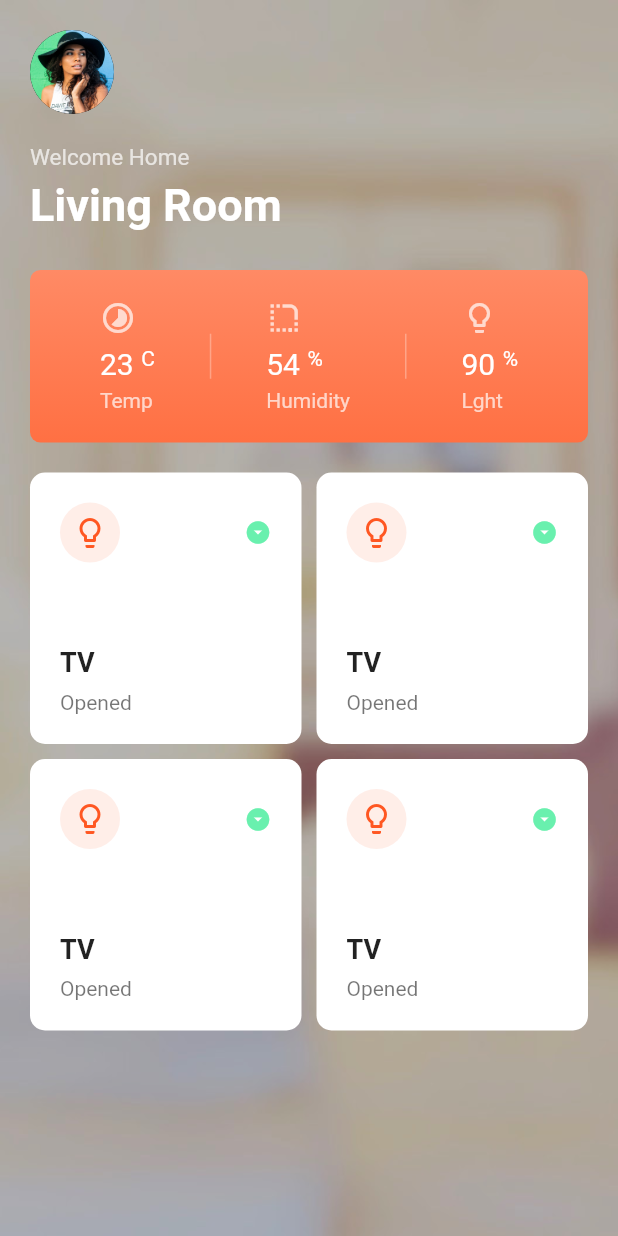
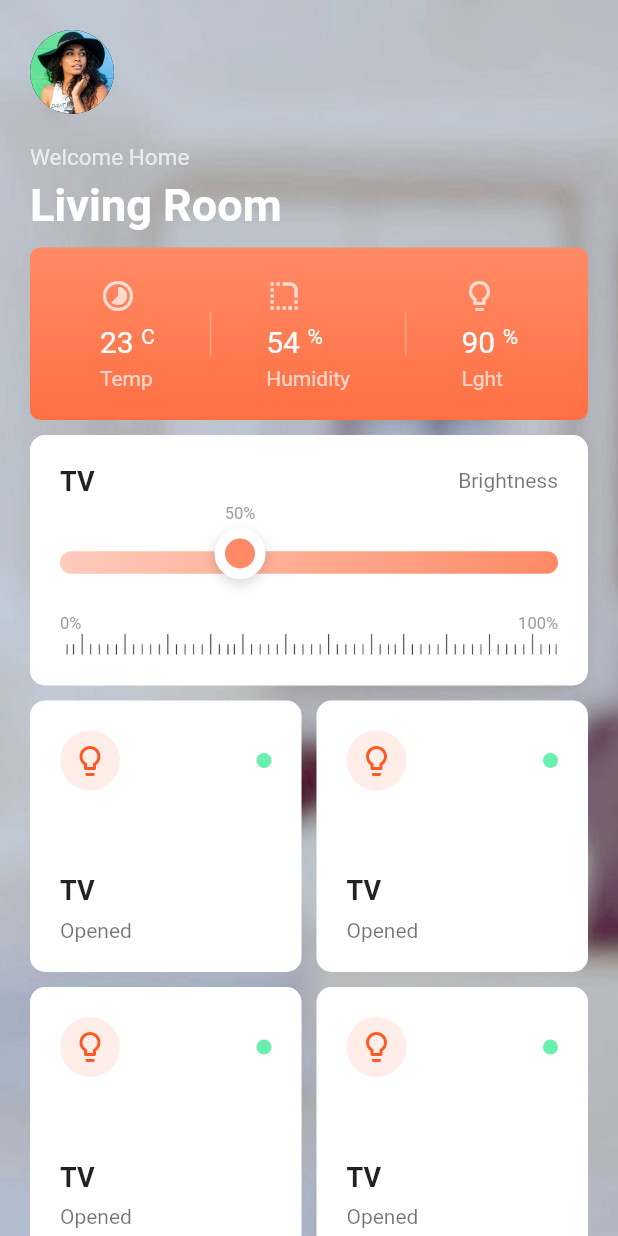
Before and after one commit to ctrleffive/home-automation-flutter-case-study, a Flutter app: the screen it shows after launch, on a phone screen of 412 x 824 dp. Run offline on Flutter 3.47's test engine with Material 2 defaults, Android fonts, the phone set to English and light mode, and no system bars.

Commit message:
slider device added

```diff
--- a/lib/src/ui/home.dart
+++ b/lib/src/ui/home.dart
@@ -1,3 +1,4 @@
+import 'package:automation/src/ui/partials/device_adjustable.dart';
 import 'package:automation/src/ui/partials/device_lister.dart';
 import 'package:flutter/material.dart';
 
@@ -43,10 +44,11 @@ class Home extends StatelessWidget {
           ),
           SliverToBoxAdapter(
             child: Padding(
-              padding: EdgeInsets.all(20),
+              padding: EdgeInsets.fromLTRB(20, 5, 20, 20),
               child: Column(
                 children: <Widget>[
                   OverviewDetails(),
+                  DeviceAdjustable(),
                   DeviceLister(),
                 ],
               ),
--- /dev/null
+++ b/lib/src/ui/partials/device_adjustable.dart
@@ -0,0 +1,44 @@
+import 'package:automation/src/ui/partials/gradient_slider.dart';
+import 'package:flutter/material.dart';
+
+class DeviceAdjustable extends StatelessWidget {
+  @override
+  Widget build(BuildContext context) {
+    return Container(
+      padding: EdgeInsets.all(20),
+      decoration: BoxDecoration(
+        color: Colors.white,
+        borderRadius: BorderRadius.circular(10),
+      ),
+      child: Column(
+        crossAxisAlignment: CrossAxisAlignment.start,
+        mainAxisAlignment: MainAxisAlignment.spaceBetween,
+        children: <Widget>[
+          Row(
+            mainAxisAlignment: MainAxisAlignment.spaceBetween,
+            children: <Widget>[
+              Text('TV', style: TextStyle(color: Colors.black87, fontWeight: FontWeight.bold, fontSize: 18)),
+              Text('Brightness', style: TextStyle(color: Colors.black54, fontSize: 14)),
+            ],
+          ),
+          SizedBox(height: 20),
+          GradientSlider(),
+          SizedBox(height: 10),
+          Row(
+            mainAxisAlignment: MainAxisAlignment.spaceBetween,
+            children: <Widget>[
+              Text('0%', style: TextStyle(color: Colors.grey, fontSize: 11)),
+              Text('100%', style: TextStyle(color: Colors.grey, fontSize: 11)),
+            ],
+          ),
+          Image(
+            height: 15,
+            width: MediaQuery.of(context).size.width,
+            repeat: ImageRepeat.repeatX,
+            image: AssetImage('assets/images/ruler.png'),
+          ),
+        ],
+      ),
+    );
+  }
+}
--- a/lib/src/ui/partials/device_mini.dart
+++ b/lib/src/ui/partials/device_mini.dart
@@ -20,7 +20,7 @@ class DeviceMini extends StatelessWidget {
                 backgroundColor: Theme.of(context).primaryColor.withOpacity(0.1),
                 child: Icon(Icons.lightbulb_outline, color: Theme.of(context).primaryColor)
               ),
-              Icon(Icons.arrow_drop_down_circle, color: Colors.greenAccent, size: 18),
+              CircleAvatar(backgroundColor: Colors.greenAccent, radius: 5)
             ],
           ),
           Column(
--- /dev/null
+++ b/lib/src/ui/partials/gradient_slider.dart
@@ -0,0 +1,106 @@
+import 'dart:async';
+
+import 'package:flutter/material.dart';
+
+class GradientSlider extends StatefulWidget {
+  @override
+  _GradientSliderState createState() => _GradientSliderState();
+}
+
+class _GradientSliderState extends State<GradientSlider> {
+  final StreamController<double> _slideValue = StreamController<double>();
+
+  @override
+  void dispose() {
+    _slideValue.close();
+    super.dispose();
+  }
+
+  @override
+  Widget build(BuildContext context) {
+    return Stack(
+      overflow: Overflow.visible,
+      alignment: Alignment.center,
+      children: <Widget>[
+        Container(
+          decoration: BoxDecoration(
+            borderRadius: BorderRadius.circular(50),
+            gradient: LinearGradient(
+              colors: <Color>[
+                Colors.deepOrange.shade100,
+                Colors.deepOrange.shade300,
+              ],
+              begin: Alignment.centerLeft,
+              end: Alignment.centerRight,
+            ),
+          ),
+          height: 15,
+        ),
+        StreamBuilder<double>(
+          initialData: 50,
+          stream: this._slideValue.stream,
+          builder: (BuildContext context, AsyncSnapshot<double> slideSnap) {
+            final double leftPosition = slideSnap.data * 2.06;
+            return Stack(
+              overflow: Overflow.visible,
+              alignment: Alignment.center,
+              children: <Widget>[
+                AnimatedPositioned(
+                  duration: Duration(milliseconds: 100),
+                  left: leftPosition,
+                  top: -15,
+                  child: Column(
+                    children: <Widget>[
+                      Text('${slideSnap.data.round()}%', style: TextStyle(
+                        color: Colors.grey,
+                        fontSize: 11
+                      )),
+                      SizedBox(height: 3),
+                      _DragHandle(),
+                    ],
+                  ),
+                ),
+                Opacity(
+                  opacity: 0,
+                  child: Slider(
+                    min: 0,
+                    max: 100,
+                    divisions: 100,
+                    value: slideSnap.data,
+                    onChanged: this._slideValue.sink.add,
+                  ),
+                ),
+              ],
+            );
+          }
+        ),
+      ],
+    );
+  }
+}
+
+class _DragHandle extends StatelessWidget {
+  @override
+  Widget build(BuildContext context) {
+    return Container(
+      padding: EdgeInsets.all(10),
+      decoration: BoxDecoration(
+        color: Colors.deepOrange.shade300,
+        shape: BoxShape.circle,
+        border: Border.all(
+          color: Colors.white,
+          style: BorderStyle.solid,
+          width: 7
+        ),
+        boxShadow: [
+          BoxShadow(
+            color: Colors.black12,
+            blurRadius: 5,
+            offset: Offset(0, 3),
+            spreadRadius: 1
+          )
+        ]
+      ),
+    );
+  }
+}
--- a/pubspec.yaml
+++ b/pubspec.yaml
@@ -21,3 +21,4 @@ flutter:
   assets:
    - assets/images/user.jpg
    - assets/images/blur-bg.jpg
+   - assets/images/ruler.png
```
Also changed, not shown: assets/images/blur-bg.jpg, assets/images/ruler.png (added), 2 other files.
